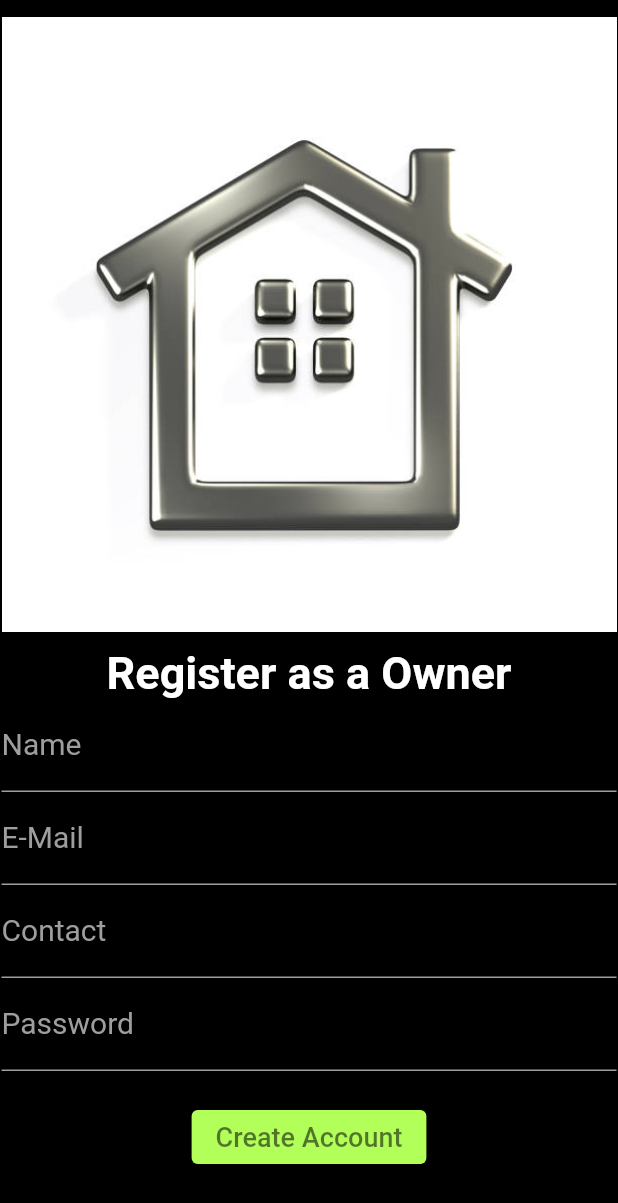
After one commit to KUSUMSARU/thesis, a Flutter app: the SingUpScreen screen opened directly, on a phone screen of 412 x 824 dp. The commit adds this screen. Shown: the top 1203 px of the screen. Run offline on Flutter 3.47's test engine with Material 2 defaults, Android fonts, the phone set to English and light mode, and no system bars.

Commit message:
ownersingup

```diff
--- /dev/null
+++ b/lib/authentication/singup_screen.dart
@@ -0,0 +1,147 @@
+import 'package:flutter/material.dart';
+
+class SingUpScreen extends StatefulWidget {
+  @override
+  State<SingUpScreen> createState() => _SingUpScreenState();
+}
+
+class _SingUpScreenState extends State<SingUpScreen> {
+  TextEditingController nametextEditingController = TextEditingController();
+  TextEditingController emailtextEditingController = TextEditingController();
+  TextEditingController phonetextEditingController = TextEditingController();
+  TextEditingController passwordtextEditingController = TextEditingController();
+
+  @override
+  Widget build(BuildContext context) {
+    return Scaffold(
+      backgroundColor: Colors.black,
+      body: SingleChildScrollView(
+        child: Padding(
+          padding: const EdgeInsets.all(1.0),
+          child: Column(
+            children: [
+              const SizedBox(height: 10),
+              Padding(
+                padding: const EdgeInsets.all(0.0),
+                child: Image.asset("assets/image.jpg"),
+              ),
+              const SizedBox(height: 10),
+              const Text(
+                "Register as a Owner",
+                style: TextStyle(
+                  fontSize: 30,
+                  color: Colors.white,
+                  fontWeight: FontWeight.bold,
+                ),
+              ),
+              TextField(
+                controller: nametextEditingController,
+                style: const TextStyle(
+                  color: Colors.grey,
+                ),
+                decoration: const InputDecoration(
+                  labelText: "Name",
+                  hintText: "Name",
+                  enabledBorder: UnderlineInputBorder(
+                    borderSide: BorderSide(color: Colors.grey),
+                  ),
+                  focusedBorder: UnderlineInputBorder(
+                    borderSide: BorderSide(color: Colors.grey),
+                  ),
+                  hintStyle: TextStyle(color: Colors.grey, fontSize: 10),
+                  labelStyle: TextStyle(
+                    color: Colors.grey,
+                    fontSize: 20,
+                  ),
+                ),
+              ),
+              TextField(
+                controller: emailtextEditingController,
+                keyboardType: TextInputType.emailAddress,
+                style: const TextStyle(
+                  color: Colors.grey,
+                ),
+                decoration: const InputDecoration(
+                  labelText: "E-Mail",
+                  hintText: "E-Mail",
+                  enabledBorder: UnderlineInputBorder(
+                    borderSide: BorderSide(color: Colors.grey),
+                  ),
+                  focusedBorder: UnderlineInputBorder(
+                    borderSide: BorderSide(color: Colors.grey),
+                  ),
+                  hintStyle: TextStyle(color: Colors.grey, fontSize: 10),
+                  labelStyle: TextStyle(
+                    color: Colors.grey,
+                    fontSize: 20,
+                  ),
+                ),
+              ),
+              TextField(
+                controller: phonetextEditingController,
+                keyboardType: TextInputType.number,
+                style: const TextStyle(
+                  color: Colors.grey,
+                ),
+                decoration: const InputDecoration(
+                  labelText: "Contact",
+                  hintText: "Contact",
+                  enabledBorder: UnderlineInputBorder(
+                    borderSide: BorderSide(color: Colors.grey),
+                  ),
+                  focusedBorder: UnderlineInputBorder(
+                    borderSide: BorderSide(color: Colors.grey),
+                  ),
+                  hintStyle: TextStyle(color: Colors.grey, fontSize: 10),
+                  labelStyle: TextStyle(
+                    color: Colors.grey,
+                    fontSize: 20,
+                  ),
+                ),
+              ),
+              TextField(
+                controller: passwordtextEditingController,
+                keyboardType: TextInputType.text,
+                obscureText: true,
+                style: const TextStyle(
+                  color: Colors.grey,
+                ),
+                decoration: const InputDecoration(
+                  labelText: "Password",
+                  hintText: "Password",
+                  enabledBorder: UnderlineInputBorder(
+                    borderSide: BorderSide(color: Colors.grey),
+                  ),
+                  focusedBorder: UnderlineInputBorder(
+                    borderSide: BorderSide(color: Colors.grey),
+                  ),
+                  hintStyle: TextStyle(color: Colors.grey, fontSize: 10),
+                  labelStyle: TextStyle(
+                    color: Colors.grey,
+                    fontSize: 20,
+                  ),
+                ),
+              ),
+              const SizedBox(height: 20),
+              ElevatedButton(
+                onPressed: () {
+                  //todo
+                },
+                style: ElevatedButton.styleFrom(
+                  primary: Colors.lightGreenAccent,
+                ),
+                child: const Text(
+                  "Create Account",
+                  style: TextStyle(
+                    color: Colors.black54,
+                    fontSize: 18,
+                  ),
+                ),
+              ),
+            ],
+          ),
+        ),
+      ),
+    );
+  }
+}
--- a/lib/splashScreen/splash_screen.dart
+++ b/lib/splashScreen/splash_screen.dart
@@ -1,6 +1,6 @@
 import 'dart:async';
-
 import 'package:flutter/material.dart';
+import 'package:rentomatic_app/authentication/singup_screen.dart';
 import 'package:rentomatic_app/mainScreen/main_screen.dart';
 
 class MySplashScreen extends StatefulWidget {
@@ -16,7 +16,7 @@ class _MySplashScreenState extends State<MySplashScreen> {
       //send user to home screen
       Navigator.push(
         context,
-        MaterialPageRoute(builder: (c) => MainScreen()),
+        MaterialPageRoute(builder: (c) => SingUpScreen()),
       );
     });
     //send user to home screen
```
Also changed, not shown: assets/image.jpg (added).
